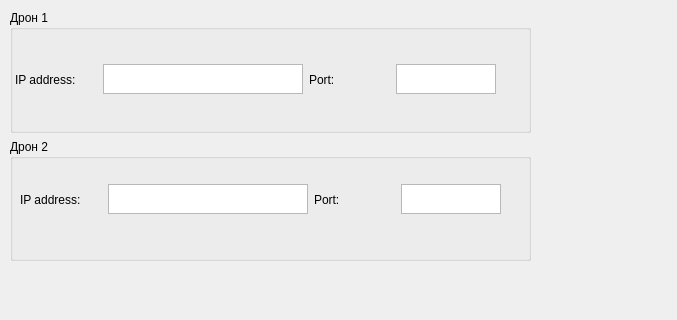
This is conn_settings.ui in KelHeor23/DockingControlStation as Qt 5 draws it before an edit. The edited form follows.
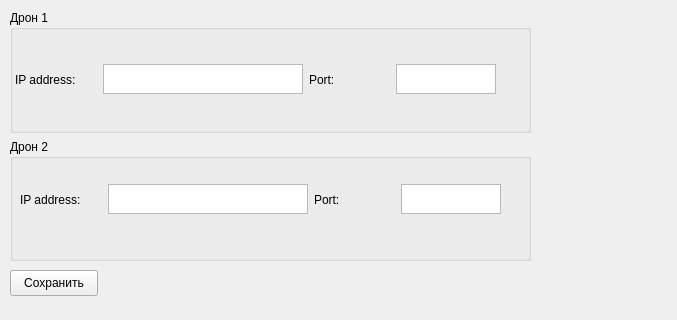
This is the edited form.

Commit message: read/write/save connection settings

Patch:
```diff
--- a/conn_settings.ui
+++ b/conn_settings.ui
@@ -167,6 +167,19 @@
     </item>
    </layout>
   </widget>
+  <widget class="QPushButton" name="setConnValuesBtn">
+   <property name="geometry">
+    <rect>
+     <x>10</x>
+     <y>270</y>
+     <width>88</width>
+     <height>26</height>
+    </rect>
+   </property>
+   <property name="text">
+    <string>Сохранить</string>
+   </property>
+  </widget>
  </widget>
  <resources/>
  <connections/>
```
The commit also changes 3 other files.
